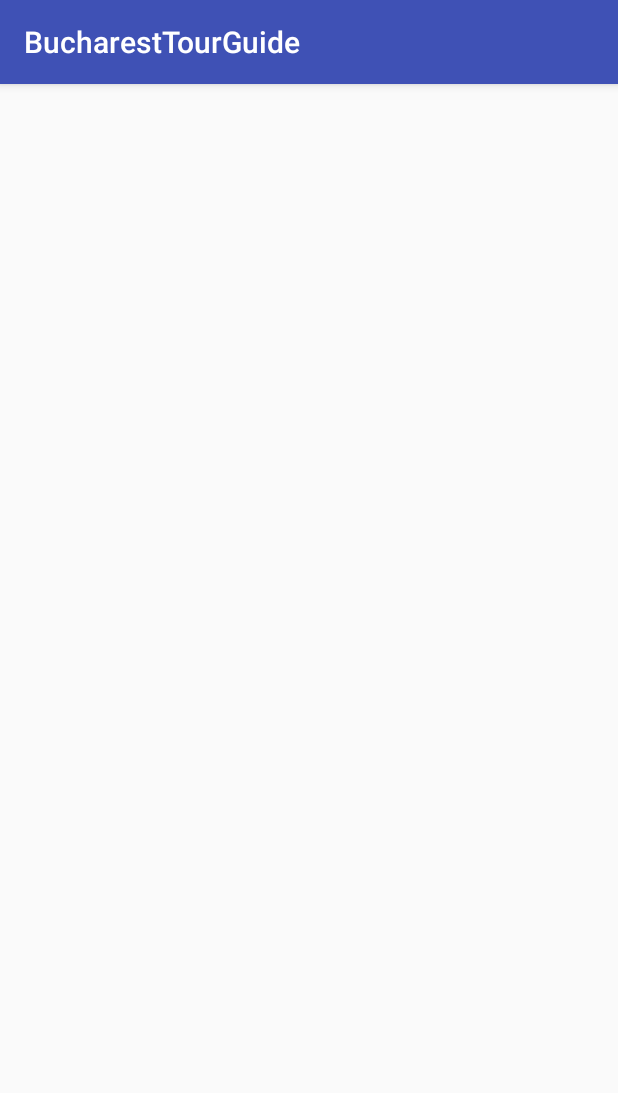
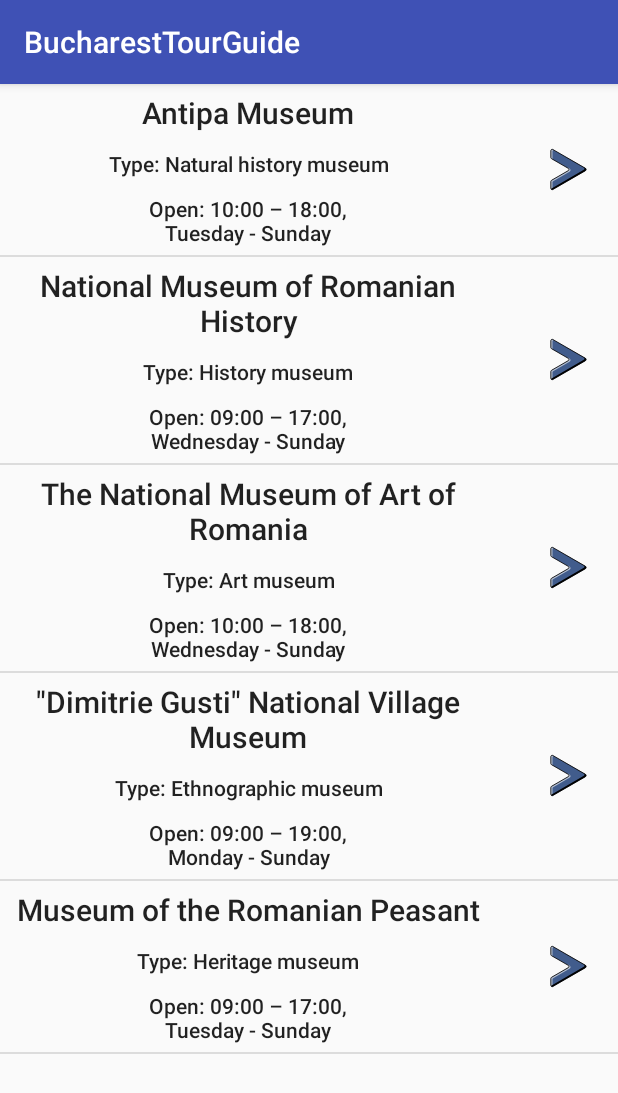
Before and after one commit to raulrada/BucharestTourGuide, an Android app: the fragment MuseumsFragment shown on its own in the app's theme, on a phone screen of 412 x 824 dp. Shown: the top 1093 px of the screen. Run offline under Robolectric (Android 15) with nearby library versions, the phone set to English and light mode, and no system bars.

Commit message:
Implemented Museum class and MuseumFragment

```diff
--- a/app/src/main/java/udacityscholarship/rada/raul/bucharesttourguide/Attraction.java
+++ b/app/src/main/java/udacityscholarship/rada/raul/bucharesttourguide/Attraction.java
@@ -179,7 +179,7 @@ abstract class Attraction {
      * setter method for typeId
      * @param typeId identifies the String resource containing the type of the {@link Attraction}
      */
-    public void setType (int typeId){
+    public void setTypeId(int typeId){
         mTypeId = typeId;
     }
 
--- a/app/src/main/java/udacityscholarship/rada/raul/bucharesttourguide/HotelsFragment.java
+++ b/app/src/main/java/udacityscholarship/rada/raul/bucharesttourguide/HotelsFragment.java
@@ -12,8 +12,6 @@ import java.util.ArrayList;
  * A simple {@link Fragment} subclass.
  */
 public class HotelsFragment extends Fragment {
-
-
 
     public HotelsFragment() {
         // Required empty public constructor
--- /dev/null
+++ b/app/src/main/java/udacityscholarship/rada/raul/bucharesttourguide/Museum.java
@@ -0,0 +1,32 @@
+package udacityscholarship.rada.raul.bucharesttourguide;
+
+/**
+ * {@link Museum} represents a Museum about which the user can find more information.
+ * The class extends {@link Attraction}, providing some fields that are relevant only for Museums
+ */
+public class Museum extends Attraction{
+
+    //no individual large pic for hotels available; the hotel_vector asset is used for all hotels.
+    private static final int LARGE_PIC = R.drawable.museum_vector;
+
+    /**
+     * Museum object constructor
+     * @param nameId String resource ID for Museum name
+     * @param openingHoursId String resource ID for Museum opening hours
+     * @param geoId String resource ID for Museum GPS coordinates
+     * @param addressId ID of Museum address
+     * @param webAddressId ID of Museum web address
+     * @param phoneNumberId ID of Museum phone number
+     * @param typeId ID of Museum type
+     */
+    public Museum(int nameId, int openingHoursId, int geoId, int addressId, int webAddressId, int phoneNumberId, int typeId){
+        this.setLargePicId(LARGE_PIC);
+        this.setNameId(nameId);
+        this.setOpeningHoursId(openingHoursId);
+        this.setGeoId(geoId);
+        this.setAddressId(addressId);
+        this.setWebAddressId(webAddressId);
+        this.setPhoneNumberId(phoneNumberId);
+        this.setTypeId(typeId);
+    }
+}
--- a/app/src/main/java/udacityscholarship/rada/raul/bucharesttourguide/MuseumsFragment.java
+++ b/app/src/main/java/udacityscholarship/rada/raul/bucharesttourguide/MuseumsFragment.java
@@ -6,25 +6,61 @@ import android.support.v4.app.Fragment;
 import android.view.LayoutInflater;
 import android.view.View;
 import android.view.ViewGroup;
-import android.widget.TextView;
+import android.widget.ListView;
+
+import java.util.ArrayList;
 
 /**
  * A simple {@link Fragment} subclass.
  */
 public class MuseumsFragment extends Fragment {
 
-
     public MuseumsFragment() {
         // Required empty public constructor
     }
-
 
     @Override
     public View onCreateView(LayoutInflater inflater, ViewGroup container,
                              Bundle savedInstanceState) {
         View rootView = inflater.inflate(R.layout.attractions_list, container, false);
 
+        final ArrayList<Attraction> museums = generateMuseums();
+
+        // create a {@link LocationAdapter} whose data source is a list of {@link Museum} objects. The
+        // adapter knows how to create list items for each item in the list.
+        LocationAdapter adapter = new LocationAdapter(getActivity(), museums);
+
+        // find the ListView in attractions_list.xml
+        ListView listView = (ListView) rootView.findViewById(R.id.list);
+
+        // make listView use the {@link LocationAdapter} created above in order to display each
+        // {@ link Museum} object in the list.
+        listView.setAdapter(adapter);
+
         return rootView;
     }
 
+    /**
+     * Generates list of Museums
+     * @return ArrayList<Attraction> containing Museum objects
+     */
+    private ArrayList<Attraction> generateMuseums() {
+        ArrayList<Attraction> museums = new ArrayList<Attraction>();
+        museums.add(new Museum(R.string.antipa_name, R.string.antipa_opening, R.string.antipa_geo,
+                R.string.antipa_address, R.string.antipa_web, R.string.antipa_phone,
+                R.string.antipa_type));
+        museums.add(new Museum(R.string.history_name, R.string.history_opening, R.string.history_geo,
+                R.string.history_address, R.string.history_web, R.string.history_phone,
+                R.string.history_type));
+        museums.add(new Museum(R.string.art_name, R.string.art_opening, R.string.art_geo,
+                R.string.art_address, R.string.art_web, R.string.art_phone,
+                R.string.art_type));
+        museums.add(new Museum(R.string.sat_name, R.string.sat_opening, R.string.sat_geo,
+                R.string.sat_address, R.string.sat_web, R.string.sat_phone,
+                R.string.sat_type));
+        museums.add(new Museum(R.string.taran_name, R.string.taran_opening, R.string.taran_geo,
+                R.string.taran_address, R.string.taran_web, R.string.taran_phone,
+                R.string.taran_type));
+        return museums;
+    }
 }
--- a/app/src/main/java/udacityscholarship/rada/raul/bucharesttourguide/ParksFragment.java
+++ b/app/src/main/java/udacityscholarship/rada/raul/bucharesttourguide/ParksFragment.java
@@ -3,12 +3,10 @@ package udacityscholarship.rada.raul.bucharesttourguide;
 
 import android.os.Bundle;
 import android.support.v4.app.Fragment;
-import android.util.Log;
 import android.view.LayoutInflater;
 import android.view.View;
 import android.view.ViewGroup;
 import android.widget.ListView;
-
 import java.util.ArrayList;
 
 /**
--- /dev/null
+++ b/app/src/main/res/drawable/museum_vector.xml
@@ -0,0 +1,33 @@
+<vector android:height="512dp" android:viewportHeight="128"
+    android:viewportWidth="128" android:width="512dp" xmlns:android="http://schemas.android.com/apk/res/android">
+    <path android:fillColor="#00000000"
+        android:pathData="M66.083,49.109H18.921c-2.125,0 -2.784,-2.877 -0.87,-3.801l41.713,-19.696c2.163,-1.021 4.669,-1.021 6.832,0L108.308,45.308c1.914,0.924 1.256,3.801 -0.87,3.801H101"
+        android:strokeColor="#00AEEF" android:strokeLineCap="round"
+        android:strokeLineJoin="round" android:strokeWidth="4"/>
+    <path android:fillColor="#00000000"
+        android:pathData="M77.917,49.109L75.083,49.109"
+        android:strokeColor="#00AEEF" android:strokeLineCap="round"
+        android:strokeLineJoin="round" android:strokeWidth="4"/>
+    <path android:fillColor="#00000000" android:pathData="M25,92L25,50"
+        android:strokeColor="#00AEEF" android:strokeLineCap="round"
+        android:strokeLineJoin="round" android:strokeWidth="4"/>
+    <path android:fillColor="#00000000"
+        android:pathData="M101,50L101,92" android:strokeColor="#00AEEF"
+        android:strokeLineCap="round" android:strokeLineJoin="round" android:strokeWidth="4"/>
+    <path android:fillColor="#00000000"
+        android:pathData="M107.68,105h-89c-2.141,0 -3.593,-2.178 -2.769,-4.154l2.5,-6C18.876,93.728 19.969,93 21.18,93h84c1.211,0 2.303,0.728 2.769,1.846l2.5,6C111.272,102.822 109.82,105 107.68,105z"
+        android:strokeColor="#00AEEF" android:strokeLineCap="round"
+        android:strokeLineJoin="round" android:strokeWidth="4"/>
+    <path android:fillColor="#00000000"
+        android:pathData="M37,92.109V63.109c0,-3.314 2.686,-6 6,-6h0C46.314,57.109 49,59.796 49,63.109v29"
+        android:strokeColor="#00AEEF" android:strokeLineCap="round"
+        android:strokeLineJoin="round" android:strokeWidth="4"/>
+    <path android:fillColor="#00000000"
+        android:pathData="M77,92.109V63.109c0,-3.314 2.686,-6 6,-6h0C86.314,57.109 89,59.796 89,63.109v29"
+        android:strokeColor="#00AEEF" android:strokeLineCap="round"
+        android:strokeLineJoin="round" android:strokeWidth="4"/>
+    <path android:fillColor="#00000000"
+        android:pathData="M57,92.109V63.109c0,-3.314 2.686,-6 6,-6h0C66.314,57.109 69,59.796 69,63.109v29"
+        android:strokeColor="#00AEEF" android:strokeLineCap="round"
+        android:strokeLineJoin="round" android:strokeWidth="4"/>
+</vector>
--- a/app/src/main/res/values/strings.xml
+++ b/app/src/main/res/values/strings.xml
@@ -16,7 +16,7 @@
     <string name="botanic_since">1891</string>
     <string name="botanic_size">17.5 ha</string>
     <string name="botanic_geo">geo:44.436721, 26.065723</string>
-    <string name="botanic_opening">7:30 - 15:30, \nMonday - Friday</string>
+    <string name="botanic_opening">7:30 &#8211; 15:30, \nMonday - Friday</string>
 
     <string name="carol_name">Carol Park</string>
     <string name="carol_since">1906</string>
@@ -107,4 +107,44 @@
     <string name="carpati_web">imparatulromanilor.ro</string>
     <string name="carpati_geo">geo:44.436369, 26.095076</string>
 
+    <string name="antipa_name">Antipa Museum</string>
+    <string name="antipa_type">Natural history museum</string>
+    <string name="antipa_opening">10:00 &#8211; 18:00,\nTuesday - Sunday</string>
+    <string name="antipa_address">1 Pavel Dimitrievici Kiseleff Road, Bucharest 011341</string>
+    <string name="antipa_phone">021 312 8826</string>
+    <string name="antipa_web">antipa.ro</string>
+    <string name="antipa_geo">geo:44.453131, 26.084969</string>
+
+    <string name="history_name">National Museum of Romanian History</string>
+    <string name="history_type">History museum</string>
+    <string name="history_opening">09:00 &#8211; 17:00,\nWednesday - Sunday</string>
+    <string name="history_address">12 Calea Victoriei, Bucharest 030026</string>
+    <string name="history_phone">021 315 8207</string>
+    <string name="history_web">mnir.ro</string>
+    <string name="history_geo">geo:44.431511, 26.097228</string>
+
+    <string name="art_name">The National Museum of Art of Romania</string>
+    <string name="art_type">Art museum</string>
+    <string name="art_opening">10:00 &#8211; 18:00,\nWednesday - Sunday</string>
+    <string name="art_address">49&#8211;53 Calea Victoriei, Bucharest 010063</string>
+    <string name="art_phone">021 313 3030</string>
+    <string name="art_web">mnar.arts.ro</string>
+    <string name="art_geo">geo:44.439495, 26.095953</string>
+
+    <string name="sat_name">\"Dimitrie Gusti\" National Village Museum</string>
+    <string name="sat_type">Ethnographic museum</string>
+    <string name="sat_opening">09:00 &#8211; 19:00,\nMonday - Sunday</string>
+    <string name="sat_address">28&#8211;30, Pavel Dimitrievici Kiseleff Road, Bucharest 011347</string>
+    <string name="sat_phone">021 317 9103</string>
+    <string name="sat_web">muzeul-satului.ro</string>
+    <string name="sat_geo">geo:44.472336, 26.076505</string>
+
+    <string name="taran_name">\Museum of the Romanian Peasant</string>
+    <string name="taran_type">Heritage museum</string>
+    <string name="taran_opening">09:00 &#8211; 17:00,\nTuesday - Sunday</string>
+    <string name="taran_address">3 Pavel Dimitrievici Kiseleff Road, Bucharest 011341</string>
+    <string name="taran_phone">021 317 9661</string>
+    <string name="taran_web">muzeultaranuluiroman.ro</string>
+    <string name="taran_geo">geo:44.472336, 26.076505</string>
+
 </resources>
```
